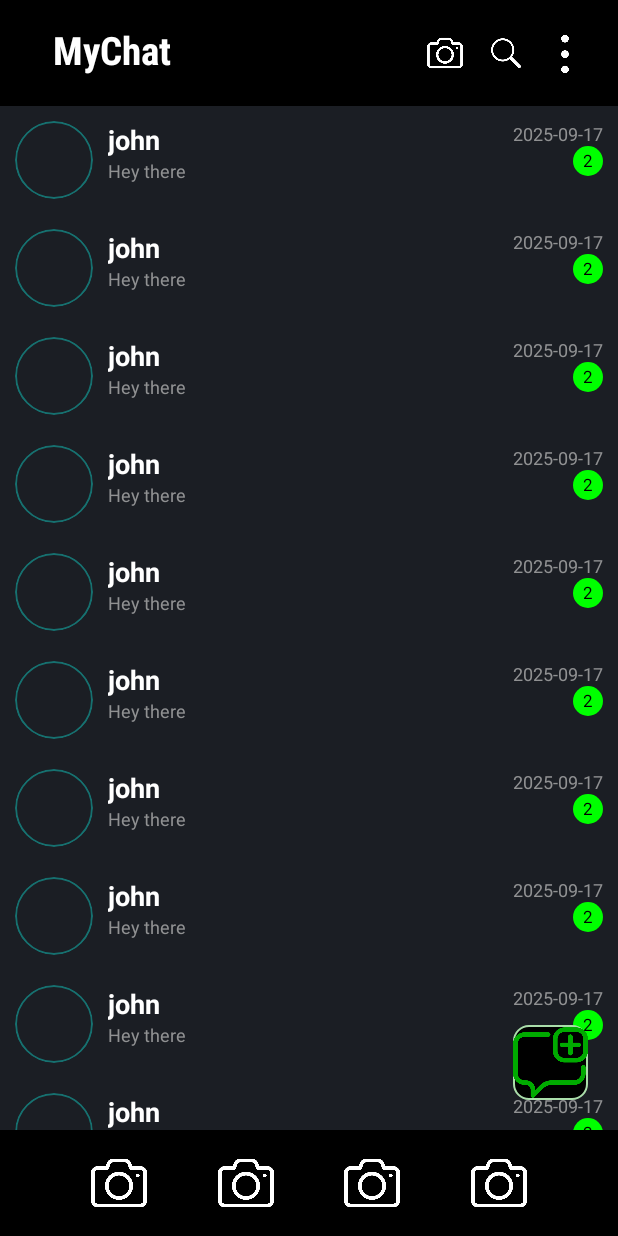
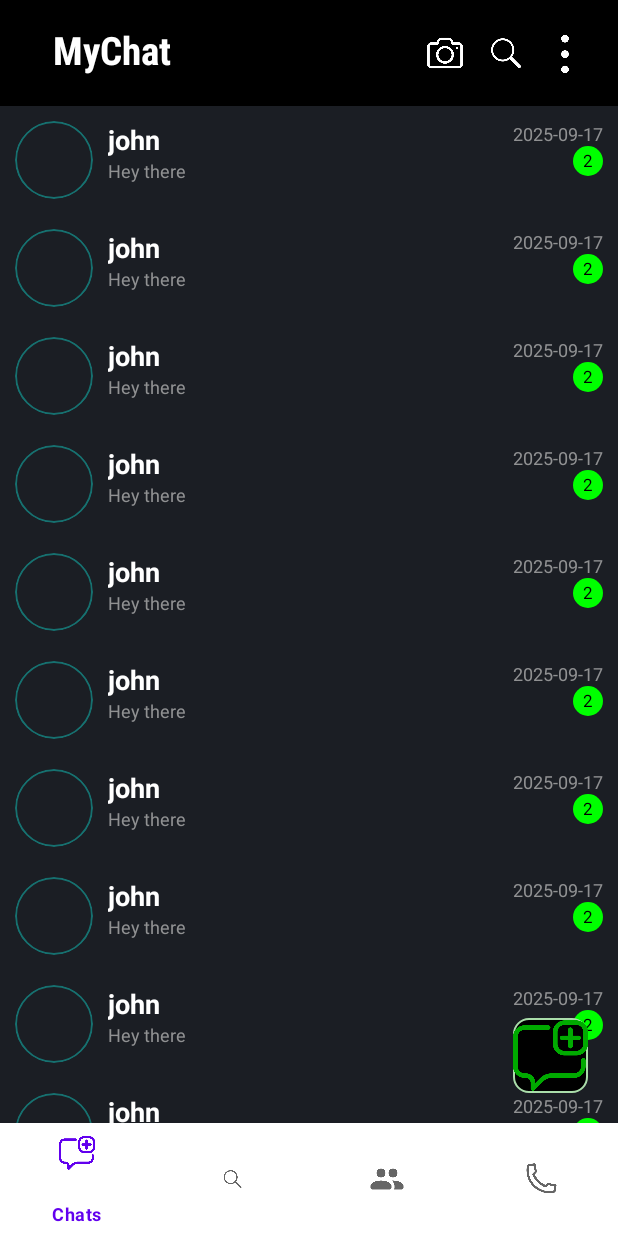
Before and after one commit to amannnnnyyyy/Android_app, an Android app built with Jetpack Compose: the screen it shows after launch (ContactsListActivity), on a phone screen of 412 x 824 dp. Run offline under Robolectric (Android 15) with nearby library versions, the phone set to English and light mode, and no system bars.

Commit message:
bottom view navigation UI done

```diff
--- a/app/src/main/res/layout/fragment_main_chats.xml
+++ b/app/src/main/res/layout/fragment_main_chats.xml
@@ -74,54 +74,13 @@
             android:background="@drawable/rounded_input_layout"
             android:layout_margin="20dp"
             />
-        <androidx.constraintlayout.widget.ConstraintLayout
+        <com.google.android.material.bottomnavigation.BottomNavigationView
             android:id="@+id/footer"
             android:layout_width="match_parent"
-            android:layout_height="wrap_content"
+            android:layout_height="75dp"
+            app:menu="@menu/chat_main_page_bottom_menu"
+            app:layout_constraintStart_toStartOf="parent"
             app:layout_constraintBottom_toBottomOf="parent"
-            app:layout_constraintStart_toStartOf="parent"
-            android:padding="15dp"
-            >
-            <ImageView
-                android:id="@+id/footerImage1"
-                android:layout_width="40dp"
-                android:layout_height="40dp"
-                android:src="@drawable/camera"
-                app:tint="@color/white"
-                app:layout_constraintBottom_toBottomOf="parent"
-                app:layout_constraintStart_toStartOf="parent"
-                app:layout_constraintEnd_toStartOf="@id/footerImage2"
-                />
-            <ImageView
-                android:id="@+id/footerImage2"
-                android:layout_width="40dp"
-                android:layout_height="40dp"
-                android:src="@drawable/camera"
-                app:tint="@color/white"
-                app:layout_constraintBottom_toBottomOf="parent"
-                app:layout_constraintStart_toEndOf="@id/footerImage1"
-                app:layout_constraintEnd_toStartOf="@id/footerImage3"
-                />
-            <ImageView
-                android:id="@+id/footerImage3"
-                android:layout_width="40dp"
-                android:layout_height="40dp"
-                android:src="@drawable/camera"
-                app:tint="@color/white"
-                app:layout_constraintBottom_toBottomOf="parent"
-                app:layout_constraintStart_toEndOf="@id/footerImage2"
-                app:layout_constraintEnd_toStartOf="@id/footerImage4"
-                />
-            <ImageView
-                android:id="@+id/footerImage4"
-                android:layout_width="40dp"
-                android:layout_height="40dp"
-                android:src="@drawable/camera"
-                app:tint="@color/white"
-                app:layout_constraintBottom_toBottomOf="parent"
-                app:layout_constraintStart_toEndOf="@id/footerImage3"
-                app:layout_constraintEnd_toEndOf="parent"
-                />
-        </androidx.constraintlayout.widget.ConstraintLayout>
+            />
 
 </androidx.constraintlayout.widget.ConstraintLayout>
--- /dev/null
+++ b/app/src/main/res/menu/chat_main_page_bottom_menu.xml
@@ -0,0 +1,23 @@
+<?xml version="1.0" encoding="utf-8"?>
+<menu xmlns:android="http://schemas.android.com/apk/res/android">
+    <item
+        android:id="@+id/chats"
+        android:title="Chats"
+        android:icon="@drawable/new_chat"
+        />
+    <item
+        android:id="@+id/updates"
+        android:title="Updates"
+        android:icon="@drawable/search_icon"
+        />
+    <item
+        android:id="@+id/communities"
+        android:title="Communities"
+        android:icon="@drawable/people"
+        />
+    <item
+        android:id="@+id/calls"
+        android:title="Calls"
+        android:icon="@drawable/audio_call"
+        />
+</menu>
```
